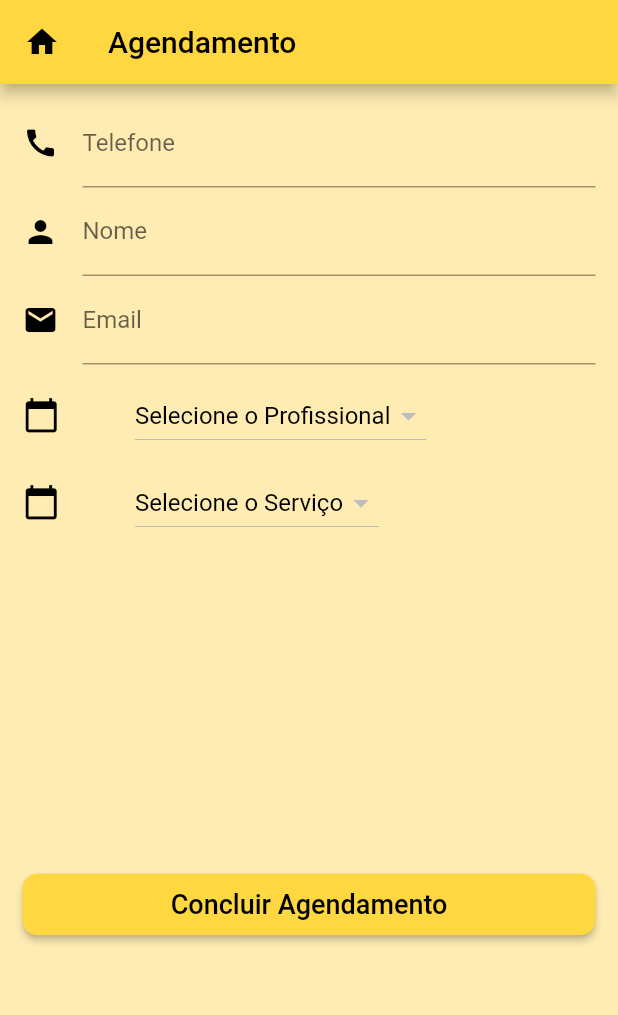
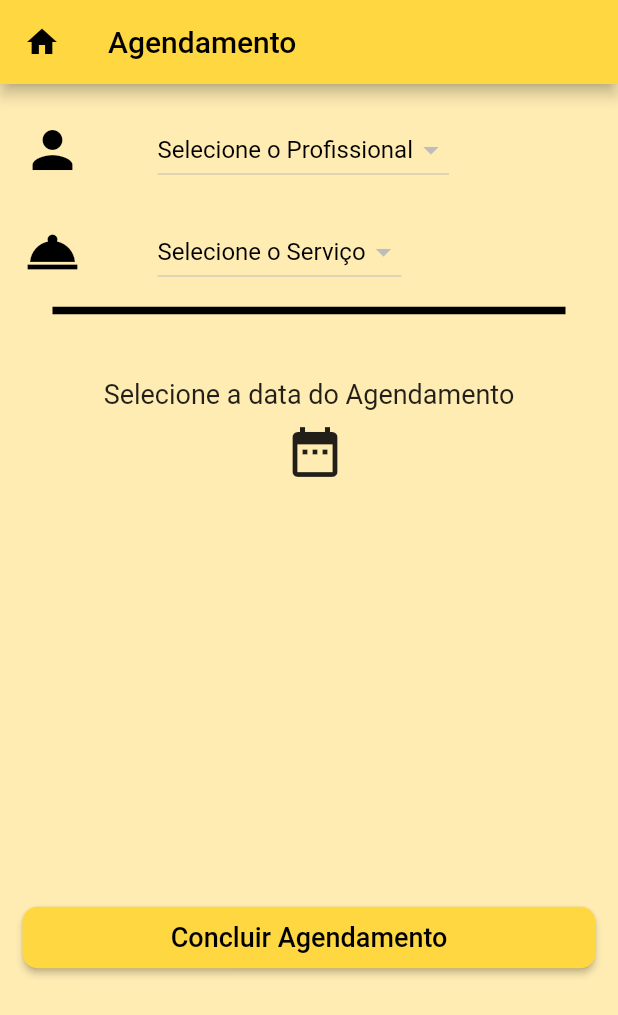
Before and after one commit to andrezagalvao0/LPS, a Flutter app: the LPS_Agendamento screen opened directly, on a phone screen of 412 x 824 dp. Shown: the top 1015 px of the screen. Run offline on Flutter 3.47's test engine with Material 2 defaults, Android fonts, the light colour scheme and no system bars; our stand-ins replace cloud_firestore, firebase_auth, firebase_messaging; accounts and stored records are empty.

Commit message:
inclusão do campo de data no app

```diff
--- a/lib/agendamento.dart
+++ b/lib/agendamento.dart
@@ -1,5 +1,6 @@
 import 'package:flutter/material.dart';
 import 'package:cloud_firestore/cloud_firestore.dart';
+import 'package:flutter_localizations/flutter_localizations.dart';
 
 
 
@@ -28,6 +29,8 @@ class _LPS_Agendamento extends State<LPS_Agendamento> {
         backgroundColor: Colors.amber[100],
         body:Container(
 
+
+
           child:Form(
           key: _formKeyValue,
           autovalidate: true,
@@ -35,40 +38,6 @@ class _LPS_Agendamento extends State<LPS_Agendamento> {
             padding: const EdgeInsets.symmetric(horizontal: 15.0),
             children: <Widget>[
               SizedBox(height: 10.0),
-              new TextFormField(
-                decoration: const InputDecoration(
-                  icon: const Icon(
-                    Icons.call,
-                    color: Colors.black,
-                  ),
-                  hintText: 'Informe seu Telefone',
-                  labelText: 'Telefone',
-                ),
-                keyboardType: TextInputType.number
-              ),
-              new TextFormField(
-                decoration: const InputDecoration(
-                  icon: const Icon(
-                    Icons.person,
-                    color: Colors.black,
-                  ),
-                  hintText: 'Informe seu Nome',
-                  labelText: 'Nome',
-                ),
-              ),
-
-              new TextFormField(
-                decoration: const InputDecoration(
-                  icon: const Icon(
-                    Icons.mail,
-                    color: Colors.black,
-                  ),
-                  hintText: 'Informe seu Email',
-                  labelText: 'Email',
-                ),
-                keyboardType: TextInputType.emailAddress,
-              ),
-
               SizedBox(height: 10.0),
               StreamBuilder<QuerySnapshot>(
                   stream: Firestore.instance.collection("Profissionais").snapshots(),
@@ -92,8 +61,8 @@ class _LPS_Agendamento extends State<LPS_Agendamento> {
                       return Row(
                         mainAxisAlignment: MainAxisAlignment.start,
                         children: <Widget>[
-                          Icon(Icons.calendar_today,
-                              size: 25.0, color: Colors.black),
+                          Icon(Icons.person,
+                              size: 40.0, color: Colors.black),
                           SizedBox(width: 50.0),
                           DropdownButton(
                             items: currencyItems,
@@ -119,10 +88,10 @@ class _LPS_Agendamento extends State<LPS_Agendamento> {
                         ],
                       );
                     }
-                    //
+
                   }),
 
-                    SizedBox(height: 10.0),
+                    SizedBox(height: 20.0),
               StreamBuilder<QuerySnapshot>(
                   stream: Firestore.instance.collection("Servicos").snapshots(),
                   builder: (context, snapshot){
@@ -145,8 +114,8 @@ class _LPS_Agendamento extends State<LPS_Agendamento> {
                       return Row(
                         mainAxisAlignment: MainAxisAlignment.start,
                         children: <Widget>[
-                          Icon(Icons.calendar_today,
-                              size: 25.0, color: Colors.black),
+                          Icon(Icons.room_service,
+                              size: 40.0, color: Colors.black),
                           SizedBox(width: 50.0),
                           DropdownButton(
                             items: currencyItems,
@@ -174,12 +143,55 @@ class _LPS_Agendamento extends State<LPS_Agendamento> {
                     }
         //
                   }),
+                  const Divider(
+                         color: Colors.black,
+                         height: 30,
+                         thickness: 5,
+                         indent: 20,
+                         endIndent: 20,
+                       ),
+
+
+                new Container(
+                  child:Column(
+                    mainAxisAlignment: MainAxisAlignment.start,
+                    children: <Widget>[
+
+                      SizedBox(height: 30),
+                    new Text("Selecione a data do Agendamento", style: TextStyle(fontSize: 18)),
+
+                    new IconButton(
+                    icon: Icon(Icons.date_range, size: 40.0),
+                    onPressed: () async {
+
+                      final data = await showDatePicker(
+                        context: context,
+                        initialDate: DateTime.now(),
+                        firstDate: DateTime(2021),
+                        lastDate: DateTime(2022),
+                        locale: Locale("pt","BR"),
+                      );
+
+                    }),
+
+
+                   ],
+
+                  ),
+                ),
+
               SizedBox(
-                height: 220.0,
+                height: 280.0,
               ),
+
+
+
               Column(
                 crossAxisAlignment: CrossAxisAlignment.stretch,
                 children: <Widget>[
+
+
+
                   RaisedButton(
                       color: Colors.amberAccent,
                       textColor: Colors.black,
@@ -197,10 +209,10 @@ class _LPS_Agendamento extends State<LPS_Agendamento> {
                 ],
               ),
             ],
-
           ),
         )
       ),
+
     );
   }
 
--- a/lib/main.dart
+++ b/lib/main.dart
@@ -5,7 +5,7 @@ import 'cadastro.dart';
 import 'login.dart';
 import 'models/notificacoes.dart';
 import 'models/produto.dart';
-
+import 'package:flutter_localizations/flutter_localizations.dart';
 
 
 void main(){
@@ -17,6 +17,14 @@ void main(){
     // Define the default brightness and colors.
     primaryColor: Colors.amberAccent,
     accentColor: Colors.amberAccent),
+
+       localizationsDelegates: GlobalMaterialLocalizations.delegates,
+         supportedLocales: [
+           const Locale('en', 'US'), // American English
+           const Locale('ru', 'RU'), // Russian
+           const Locale("pt") // Portuguese
+      ],
+
 
     // criar o metodo interruptor da Linha de Produto
     title: 'Login',
@@ -113,8 +121,8 @@ class Homescreen extends StatelessWidget{
              leading: Icon(Icons.settings,  color: Colors.black),
              trailing: Icon(Icons.arrow_right,  color: Colors.black),
              onTap: (){
-              // Navigator.push(context,MaterialPageRoute(builder: (context) => LPS_Agendamento_Cliente(),
-             //  ));
+          //     Navigator.push(context,MaterialPageRoute(builder: (context) => MyApp(),
+          //     ));
              },
            ),
 
```
